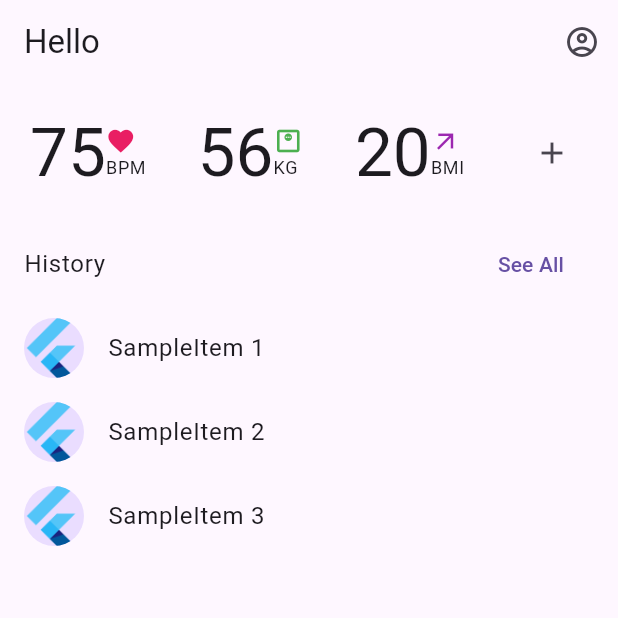
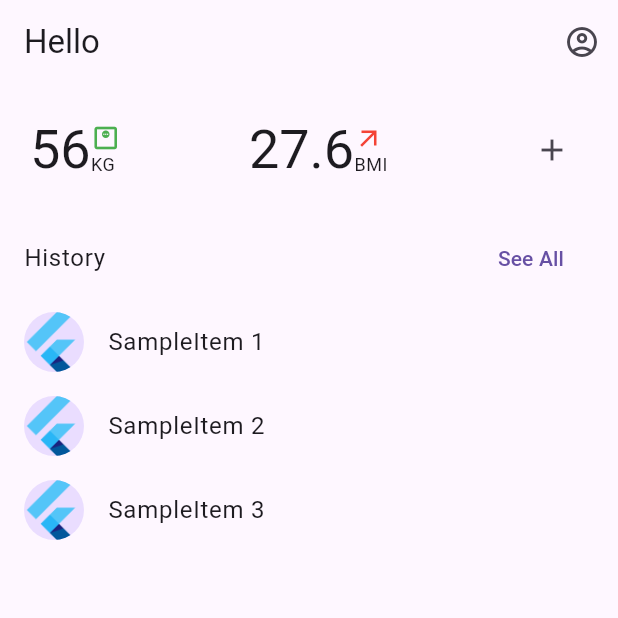
Before and after one commit to hifiaz/awaku, a Flutter app: the HomeItemListView screen opened directly, on a phone screen of 412 x 824 dp, the top half of it. Run offline on Flutter 3.47's test engine with Material 2 defaults, Android fonts, the light colour scheme and no system bars; our stand-ins replace cloud_firestore, dartz, firebase_auth, firebase_core, firebase_storage, flutter_riverpod and 1 more; missing offline and left inert: chart_sparkline, flutter_ftms, watch_connectivity; accounts and stored records are empty; generated files the repository leaves out were written again.

Commit message:
paired heart rate data and calculate bmi

```diff
--- a/lib/src/home/home_item.dart
+++ b/lib/src/home/home_item.dart
@@ -4,3 +4,19 @@ class SampleItem {
 
   final int id;
 }
+
+class HeartRateModel {
+  int? heartRate;
+
+  HeartRateModel({this.heartRate});
+
+  HeartRateModel.fromJson(Map<String, dynamic> json) {
+    heartRate = json['heart_rate'];
+  }
+
+  Map<String, dynamic> toJson() {
+    final Map<String, dynamic> data = <String, dynamic>{};
+    data['heart_rate'] = heartRate;
+    return data;
+  }
+}
--- a/lib/src/home/home_item_list_view.dart
+++ b/lib/src/home/home_item_list_view.dart
@@ -1,14 +1,16 @@
 import 'package:awaku/src/bike/bike_view.dart';
 import 'package:awaku/src/home/apple_watch.dart';
+import 'package:awaku/utils/extensions.dart';
 import 'package:flutter/material.dart';
 import 'package:flutter_ftms/flutter_ftms.dart';
 import 'package:flutter_riverpod/flutter_riverpod.dart';
+import 'package:watch_connectivity/watch_connectivity.dart';
 
 import '../settings/settings_view.dart';
 import 'home_item.dart';
 import 'home_item_details_view.dart';
 
-class HomeItemListView extends ConsumerWidget {
+class HomeItemListView extends ConsumerStatefulWidget {
   const HomeItemListView({
     super.key,
     this.items = const [SampleItem(1), SampleItem(2), SampleItem(3)],
@@ -19,7 +21,27 @@ class HomeItemListView extends ConsumerWidget {
   final List<SampleItem> items;
 
   @override
-  Widget build(BuildContext context, WidgetRef ref) {
+  ConsumerState<HomeItemListView> createState() => _HomeItemListViewState();
+}
+
+class _HomeItemListViewState extends ConsumerState<HomeItemListView> {
+  final _watch = WatchConnectivity();
+
+  var _paired = false;
+  final _log = <HeartRateModel>[];
+
+  @override
+  void initState() {
+    super.initState();
+
+    _watch.contextStream
+        .listen((e) => setState(() => _log.add(HeartRateModel.fromJson(e))));
+
+    initPlatformState();
+  }
+
+  @override
+  Widget build(BuildContext context) {
     return Scaffold(
       appBar: AppBar(
         title: const Text('Hello'),
@@ -57,11 +79,12 @@ class HomeItemListView extends ConsumerWidget {
               child: Row(
                 mainAxisAlignment: MainAxisAlignment.spaceBetween,
                 children: [
+                  if (_paired)
                     Row(
                       children: [
                         Text(
-                        '75',
-                        style: Theme.of(context).textTheme.displayMedium,
+                          _log.isEmpty ? '' : '${_log.last.heartRate}',
+                          style: Theme.of(context).textTheme.displaySmall,
                         ),
                         Column(
                           crossAxisAlignment: CrossAxisAlignment.start,
@@ -80,7 +103,7 @@ class HomeItemListView extends ConsumerWidget {
                     children: [
                       Text(
                         '56',
-                        style: Theme.of(context).textTheme.displayMedium,
+                        style: Theme.of(context).textTheme.displaySmall,
                       ),
                       Column(
                         crossAxisAlignment: CrossAxisAlignment.start,
@@ -98,14 +121,17 @@ class HomeItemListView extends ConsumerWidget {
                   Row(
                     children: [
                       Text(
-                        '20',
-                        style: Theme.of(context).textTheme.displayMedium,
+                        calculateBodyMassIndex(78, 168).toStringAsFixed(1),
+                        style: Theme.of(context).textTheme.displaySmall,
                       ),
                       Column(
                         crossAxisAlignment: CrossAxisAlignment.start,
                         children: [
-                          const Icon(Icons.arrow_outward,
-                              size: 20, color: Colors.purple),
+                          calculateBodyMassIndex(78, 168) >= 25
+                              ? const Icon(Icons.arrow_outward,
+                                  size: 20, color: Colors.red)
+                              : const Icon(Icons.arrow_forward,
+                                  size: 20, color: Colors.green),
                           Text(
                             'BMI',
                             style: Theme.of(context).textTheme.bodySmall,
@@ -139,7 +165,8 @@ class HomeItemListView extends ConsumerWidget {
                                 onTap: () => Navigator.push(
                                   context,
                                   MaterialPageRoute(
-                                    builder: (context) => BikeView(ftmsDevice: b),
+                                    builder: (context) =>
+                                        BikeView(ftmsDevice: b),
                                   ),
                                 ),
                               )
@@ -165,9 +192,9 @@ class HomeItemListView extends ConsumerWidget {
               // scroll position when a user leaves and returns to the app after it
               // has been killed while running in the background.
               restorationId: 'HomeItemListView',
-              itemCount: items.length,
+              itemCount: widget.items.length,
               itemBuilder: (BuildContext context, int index) {
-                final item = items[index];
+                final item = widget.items[index];
 
                 return ListTile(
                     title: Text('SampleItem ${item.id}'),
@@ -192,4 +219,9 @@ class HomeItemListView extends ConsumerWidget {
       ),
     );
   }
+
+  void initPlatformState() async {
+    _paired = await _watch.isPaired;
+    setState(() {});
   }
+}
--- /dev/null
+++ b/lib/utils/extensions.dart
@@ -0,0 +1,7 @@
+import 'dart:math';
+
+double calculateBodyMassIndex(double weight, double height) {
+  double bmi = 0;
+  bmi = (weight / pow(height / 100, 2));
+  return bmi;
+}
```
Also changed, not shown: 2 other files. Lines whose indentation alone changed are shown as unchanged.
